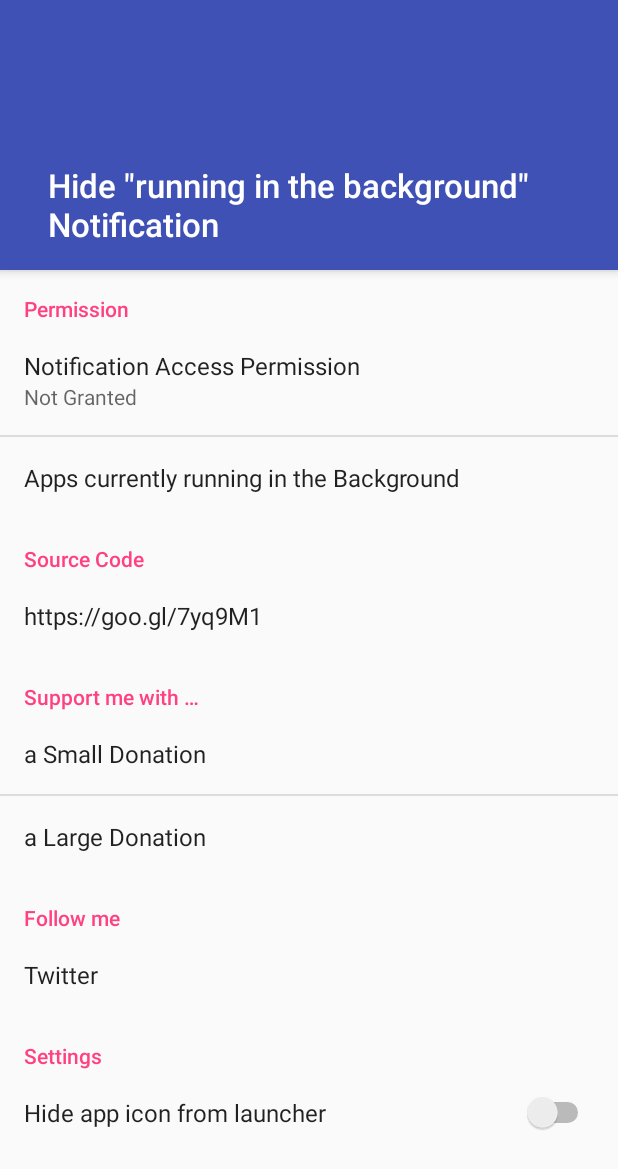
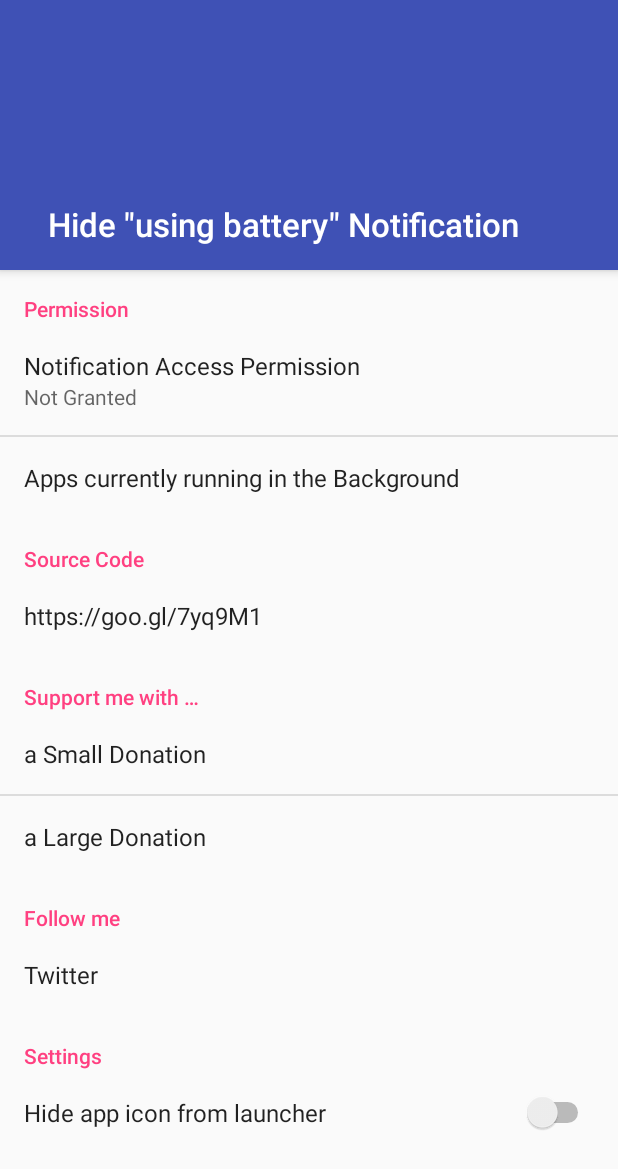
Before and after one commit to iboalali/sysnotifsnooze, an Android app: the screen it shows after launch (MainActivity), on a phone screen of 412 x 824 dp. Shown: the top 1169 px of the screen. Run offline under Robolectric (Android 15) with nearby library versions, the phone set to English and light mode, and no system bars; libraries missing offline, so code that uses them is left out: com.android.vending; 1 statement that could not run was skipped.

Commit message:
Change app name (in app) depending on the OS version and device

```diff
--- a/app/build.gradle
+++ b/app/build.gradle
@@ -7,7 +7,7 @@ android {
         applicationId "com.iboalali.sysnotifsnooze"
         minSdkVersion 26
         targetSdkVersion 27
-        versionCode 58
+        versionCode 61
         versionName "v1.5-Beta-vc" + getVersionCode()
     }
 
--- a/app/src/main/java/com/iboalali/sysnotifsnooze/MainActivity.java
+++ b/app/src/main/java/com/iboalali/sysnotifsnooze/MainActivity.java
@@ -1,23 +1,21 @@
 package com.iboalali.sysnotifsnooze;
 
 import android.content.ComponentName;
-import android.content.Context;
 import android.content.DialogInterface;
 import android.content.Intent;
 import android.content.SharedPreferences;
 import android.content.pm.PackageManager;
+import android.os.Build;
 import android.os.Bundle;
-import android.preference.CheckBoxPreference;
 import android.preference.Preference;
-import android.preference.PreferenceCategory;
 import android.preference.PreferenceFragment;
-import android.preference.PreferenceScreen;
 import android.preference.SwitchPreference;
 import android.provider.Settings;
 import android.support.annotation.Nullable;
 import android.support.v7.app.AlertDialog;
 import android.support.v7.app.AppCompatActivity;
 import android.util.Log;
+import android.widget.TextView;
 
 import com.iboalali.sysnotifsnooze.util.IabHelper;
 import com.iboalali.sysnotifsnooze.util.IabResult;
@@ -26,7 +24,6 @@ import com.iboalali.sysnotifsnooze.util.Purchase;
 import com.iboalali.sysnotifsnooze.util.SkuDetails;
 
 import java.util.ArrayList;
-import java.util.List;
 import java.util.Set;
 
 public class MainActivity extends AppCompatActivity {
@@ -39,6 +36,17 @@ public class MainActivity extends AppCompatActivity {
     protected void onCreate(Bundle savedInstanceState) {
         super.onCreate(savedInstanceState);
         setContentView(R.layout.activity_main);
+
+        TextView textView = findViewById(R.id.textView_app_name);
+        String title = textView.getText().toString();
+
+        if (Build.VERSION.SDK_INT >= 27 || Build.MODEL.equals("Pixel 2") || Build.MODEL.equals("Pixel 2 XL")){
+            title = title.replace("%s", getString(R.string.string_app_name_replace_using_battery));
+        }else{
+            title = title.replace("%s", getString(R.string.string_app_name_replace_running_in_the_background));
+        }
+
+        textView.setText(title);
     }
 
     public static class SettingsFragment extends PreferenceFragment implements Preference.OnPreferenceClickListener{
@@ -49,20 +57,9 @@ public class MainActivity extends AppCompatActivity {
         private static final String KEY_LARGE_TIP = "large_tip";
         private static final String TAG = "SettingsFragment";
 
-        // debug code
-        private static final String KEY_HIDE_NOTIFICATION = "hide_notification";
-        private static final String KEY_SHOW_NOTIFICATION = "show_notification";
-        // **********
-
         private boolean isSwitchSet;
 
         IabHelper mHelper;
-        Context CONTEXT;
-
-        // debug code
-        //private Preference hide_notification;
-        //private Preference show_notification;
-        // **********
 
         private Preference notification_permission;
         private SwitchPreference settings_hide_icon;
@@ -77,8 +74,6 @@ public class MainActivity extends AppCompatActivity {
         @Override
         public void onCreate(@Nullable Bundle savedInstanceState) {
             super.onCreate(savedInstanceState);
-
-            CONTEXT = getActivity().getApplicationContext();
             addPreferencesFromResource(R.xml.settings);
 
             // setup shared preferences
@@ -88,10 +83,10 @@ public class MainActivity extends AppCompatActivity {
             sharedPreferencesPackageNames.registerOnSharedPreferenceChangeListener(onSharedPreferenceChangeListener);
 
             // license key
-            String base64EncodedPublicKey = CONTEXT.getString(R.string.public_license_key);
+            String base64EncodedPublicKey = getContext().getString(R.string.public_license_key);
 
             // setup In-app billing
-            mHelper = new IabHelper(CONTEXT, base64EncodedPublicKey);
+            mHelper = new IabHelper(getContext(), base64EncodedPublicKey);
             mHelper.startSetup(new IabHelper.OnIabSetupFinishedListener() {
                 public void onIabSetupFinished(IabResult result) {
                     if (!result.isSuccess()) {
@@ -112,13 +107,6 @@ public class MainActivity extends AppCompatActivity {
             settings_hide_icon = (SwitchPreference)findPreference(KEY_SETTINGS_HIDE_ICON);
             notification_permission = findPreference(KEY_NOTIFICATION_PERMISSION);
             background_app = findPreference(KEY_BACKGROUND_APPS);
-
-            // debug code
-            //hide_notification = findPreference(KEY_HIDE_NOTIFICATION);
-            //hide_notification.setOnPreferenceClickListener(this);
-            //show_notification = findPreference(KEY_SHOW_NOTIFICATION);
-            //show_notification.setOnPreferenceClickListener(this);
-            // **********
 
             small_tip = findPreference(KEY_SMALL_TIP);
             large_tip = findPreference(KEY_LARGE_TIP);
@@ -217,7 +205,7 @@ public class MainActivity extends AppCompatActivity {
                 Log.d(TAG, "No Notification Access");
 
                 SharedPreferences.Editor editor = sharedPreferences.edit();
-                editor.putBoolean(CONTEXT.getString(R.string.string_sharedPref_granted), false);
+                editor.putBoolean(getContext().getString(R.string.string_sharedPref_granted), false);
                 editor.apply();
 
                 AlertDialog.Builder builder = new AlertDialog.Builder(this.getContext());
@@ -255,7 +243,7 @@ public class MainActivity extends AppCompatActivity {
                     Log.d(TAG, "sending broadcast");
 
                     SharedPreferences.Editor editor = sharedPreferences.edit();
-                    editor.putBoolean(CONTEXT.getString(R.string.string_sharedPref_granted), true);
+                    editor.putBoolean(getContext().getString(R.string.string_sharedPref_granted), true);
                     editor.apply();
 
                     Intent intent = new Intent(getString(R.string.string_filter_intent));
@@ -423,20 +411,6 @@ public class MainActivity extends AppCompatActivity {
                     mHelper.launchPurchaseFlow(getActivity(), MainActivity.SKU_LARGE_TIP_5, 1001, onIabPurchaseFinishedListener, "");
                     break;
 
-                // debug code
-                case KEY_HIDE_NOTIFICATION:
-                    Intent intent = new Intent(getString(R.string.string_filter_intent));
-                    intent.putExtra("command", "extra_hide");
-                    CONTEXT.sendBroadcast(intent);
-                    break;
-
-                case KEY_SHOW_NOTIFICATION:
-                    Intent intentt = new Intent(getString(R.string.string_filter_intent));
-                    intentt.putExtra("command", "extra_show");
-                    CONTEXT.sendBroadcast(intentt);
-                    break;
-                // *********
-
                 case KEY_BACKGROUND_APPS:
                     Intent i = new Intent(getContext(), AppSelectorActivity.class);
                     startActivity(i);
@@ -450,10 +424,10 @@ public class MainActivity extends AppCompatActivity {
         public void onStart() {
             super.onStart();
 
-            isNotificationAccessPermissionGranted = Utils.hasAccessGranted(CONTEXT);
+            isNotificationAccessPermissionGranted = Utils.hasAccessGranted(getContext());
             notification_permission.setSummary(isNotificationAccessPermissionGranted ? getString(R.string.granted) : getString(R.string.not_granted));
 
-            isSwitchSet = sharedPreferences.getBoolean(CONTEXT.getString(R.string.string_sharedPreferences_isIconHidden), false);
+            isSwitchSet = sharedPreferences.getBoolean(getContext().getString(R.string.string_sharedPreferences_isIconHidden), false);
             settings_hide_icon.setChecked(isSwitchSet);
 
         }
--- a/app/src/main/res/layout/activity_main.xml
+++ b/app/src/main/res/layout/activity_main.xml
@@ -21,7 +21,7 @@
                 android:layout_width="match_parent"
                 android:layout_height="wrap_content"
                 android:textAppearance="@style/Toolbar_AppName"
-                android:text="@string/app_name"
+                android:text="@string/app_name_2"
                 android:layout_gravity="bottom"
                 android:layout_marginStart="32dp"
                 android:layout_marginEnd="32dp"
--- a/app/src/main/res/values/strings.xml
+++ b/app/src/main/res/values/strings.xml
@@ -1,5 +1,6 @@
 <resources>
     <string name="app_name">Hide \"running in the background\" Notification</string>
+    <string name="app_name_2">Hide \"%s\" Notification</string>
     <string name="service_name" translatable="false">@string/app_name</string>
     <string name="permission_request_msg">For this app to remove the annoying \"running in the background\" Notification, you have to allow this app to access your notifications.\n\nPress OK, and in the next screen, switch the permission for this app ON and then press \"Allow\"</string>
     <string name="permission_request_title">Permission to Access Notifications</string>
@@ -8,24 +9,34 @@
     <string name="title_activity_main_settings">Hide Running in the Background Notification</string>
     <string name="granted">Granted</string>
     <string name="not_granted">Not Granted</string>
+    <string name="string_filter_intent" translatable="false">com.iboalali.sysnotifsnooze.NOTIFICATION_LISTENER_SERVICE_INTENT</string>
+    <string name="string_hide_icon_alert_dialog_title">Hide the app icon from launcher?</string>
+    <string name="string_hide_icon_alert_dialog_msg">This switch will hide the app icon from launcher.\n\nCaution!\nYou have to uninstall and install this app from the Play Store again to open it</string>
+    <string name="string_sharedPreferences_isIconHidden" translatable="false">isIconHidden</string>
+    <string name="string_yes">Yes</string>
+    <string name="string_no">No</string>
+    <string name="string_sharedPref_granted">granted?</string>
+    <string name="string_title_select_apps_screen">Select the apps, for which to hide the \"%s\" notification for</string>
+    <string name="string_app_name_replace_using_battery">using battery</string>
+    <string name="string_app_name_replace_running_in_the_background">running in the background</string>
+
+    <!-- settings screen strings -->
     <string name="string_settings_small_donation">a Small Donation</string>
     <string name="string_settings_large_donation">a Large Donation</string>
     <string name="string_settings_follow_me">Follow me</string>
     <string name="string_settings_notification_access_permission">Notification Access Permission</string>
     <string name="string_settings_permission">Permission</string>
     <string name="string_settings_support_me_with">Support me with …</string>
-    <string name="string_filter_intent" translatable="false">com.iboalali.sysnotifsnooze.NOTIFICATION_LISTENER_SERVICE_INTENT</string>
+    <string name="string_settings_running_in_the_background">Apps currently running in the Background</string>
+    <string name="string_settings_source_code">Source Code</string>
+    <string name="string_settings_twitter">Twitter</string>
     <string name="string_settings_hide_app_icon_from_launcher">Hide app icon from launcher</string>
     <string name="string_settings_settings">Settings</string>
-    <string name="string_hide_icon_alert_dialog_title">Hide the app icon from launcher?</string>
-    <string name="string_hide_icon_alert_dialog_msg">This switch will hide the app icon from launcher.\n\nCaution!\nYou have to uninstall and install this app from the Play Store again to open it</string>
-    <string name="string_sharedPreferences_isIconHidden" translatable="false">isIconHidden</string>
-    <string name="string_yes">Yes</string>
-    <string name="string_no">No</string>
-    <string name="string_sharedPref_granted">granted?</string>
 
     <string name="shared_pref_key_package_name_all" translatable="false">packageNamesAll</string>
     <string name="shared_pref_key_package_name_current" translatable="false">packageNamesCurrent</string>
     <string name="shared_pref_key_package_name_selected" translatable="false">packageNamesSelected</string>
-    <string name="shared_pref_name">myComPref</string>
+    <string name="shared_pref_name" translatable="false">myComPref</string>
+
+
 </resources>
--- a/app/src/main/res/xml/app_selector_screen.xml
+++ b/app/src/main/res/xml/app_selector_screen.xml
@@ -2,7 +2,7 @@
 <PreferenceScreen xmlns:android="http://schemas.android.com/apk/res/android">
     <PreferenceCategory
         android:key="apps"
-        android:title="Select the apps, for which to hide the running in the background/is using battery notification for">
+        android:title="@string/string_title_select_apps_screen">
 
     </PreferenceCategory>
 </PreferenceScreen>
--- a/app/src/main/res/xml/settings.xml
+++ b/app/src/main/res/xml/settings.xml
@@ -8,8 +8,8 @@
 
         <Preference
             android:key="background_app"
-            android:title="Apps currently running in the Background"/>
-<!--
+            android:title="@string/string_settings_running_in_the_background"/>
+<!-- for debugging only
         <Preference
             android:key="hide_notification"
             android:title="Hide Notification"
@@ -23,7 +23,7 @@
     </PreferenceCategory>
 
     <PreferenceCategory
-        android:title="Source Code">
+        android:title="@string/string_settings_source_code">
         <Preference
             android:title="https://goo.gl/7yq9M1">
             <intent
@@ -49,7 +49,7 @@
     <PreferenceCategory
         android:title="@string/string_settings_follow_me">
         <Preference
-            android:title="Twitter">
+            android:title="@string/string_settings_twitter">
             <intent
                 android:action="android.intent.action.VIEW"
                 android:data="https://twitter.com/iboalali"/>
```
Also changed, not shown: app/src/main/java/com/iboalali/sysnotifsnooze/AppSelectorActivity.java (+12 -0 lines), app/src/main/java/com/iboalali/sysnotifsnooze/PackageNameList.java (deleted, +0 -25 lines), 2 other files.
